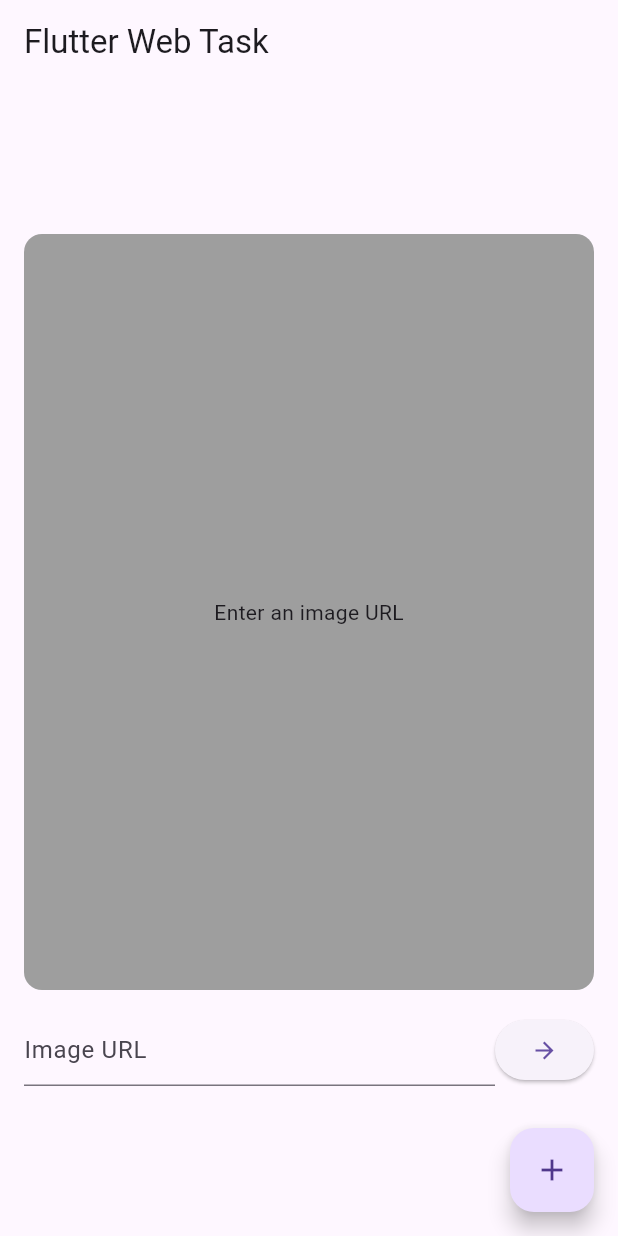
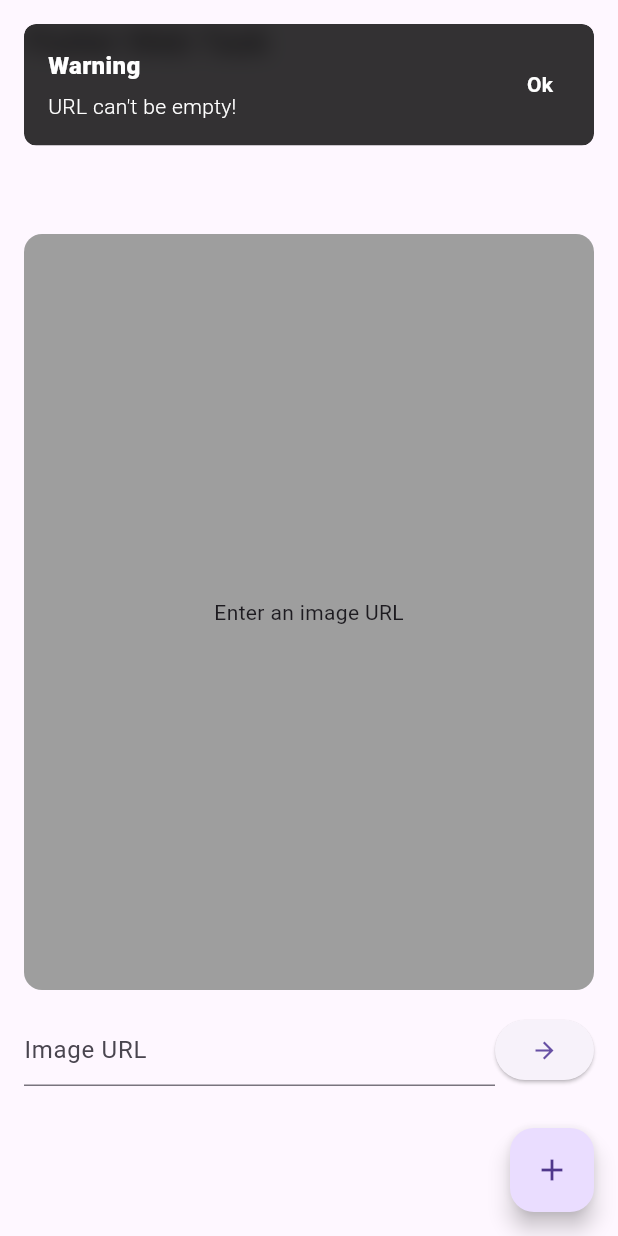
Before and after one commit to akshaymungalpara235/flutter-image-fullscreen.github.io, a Flutter app: the screen it shows after launch, after a tap on the "arrow forward" icon, on a phone screen of 412 x 824 dp. Run offline on Flutter 3.47's test engine with Material 3 defaults, Android fonts, the phone set to English and light mode, and no system bars; our stand-ins replace get; missing offline and left inert: dart:html, dart:ui_web.

```diff
--- a/lib/main.dart
+++ b/lib/main.dart
@@ -1,5 +1,6 @@
 import 'package:demo_project/presentation/home/home_page.dart';
 import 'package:flutter/material.dart';
+import 'package:get/get_navigation/src/root/get_material_app.dart';
 
 /// Entry point of the Flutter application.
 void main() {
@@ -13,7 +14,7 @@ class MyApp extends StatelessWidget {
 
   @override
   Widget build(BuildContext context) {
-    return MaterialApp(
+    return GetMaterialApp(
       title: 'Flutter Web Task', // Sets the application title
       debugShowCheckedModeBanner: false, // Hides the debug banner
       home: HomePage(), // Sets the initial screen to HomePage
--- a/lib/presentation/home/home_controller.dart
+++ b/lib/presentation/home/home_controller.dart
@@ -8,6 +8,10 @@ class HomeController extends GetxController {
 
   /// Observable variable to manage the state of the context menu.
   final RxBool isMenuOpen = false.obs;
+
+  /// Observable variable to manage the isImageLoading. By default it will be
+  /// false.
+  final RxBool isImageLoading = false.obs;
 
   /// Toggles the context menu visibility.
   void toggleContextMenu() => isMenuOpen.toggle();
@@ -21,4 +25,7 @@ class HomeController extends GetxController {
 
   /// Sets the provided URL to the imageUrl variable.
   void setImageUrl(String url) => imageUrl.value = url;
+
+  /// Set the isImageLoading based on the image state.
+  void setImageLoading(bool isLoading) => isImageLoading.value = isLoading;
 }
--- a/lib/presentation/home/home_page.dart
+++ b/lib/presentation/home/home_page.dart
@@ -1,4 +1,5 @@
-import 'dart:ui' as ui;
+import 'dart:async';
+import 'dart:ui_web' as ui;
 import 'dart:html' as html;
 import 'package:demo_project/presentation/home/home_controller.dart';
 import 'package:demo_project/utils/constants/app_strings.dart';
@@ -19,6 +20,9 @@ class HomePage extends StatelessWidget {
 
   /// Unique identifier for the image view.
   String imageViewId = '';
+
+  StreamSubscription<html.Event>? imageLoading;
+  StreamSubscription<html.Event>? imageLoadError;
 
   /// Toggles full-screen mode on and off.
   void toggleFullscreen() {
@@ -42,6 +46,17 @@ class HomePage extends StatelessWidget {
       ..style.height = '100%'
       ..style.borderRadius = '12px';
 
+    imageLoading = imageElement.onLoad.listen((event) {
+      _homeController.isImageLoading(false);
+      imageLoading?.cancel();
+    });
+
+    imageLoadError = imageElement.onError.listen((event) {
+      showAlert(AppStrings.pleaseEnterValidURL);
+      _resetImage();
+      imageLoadError?.cancel();
+    });
+
     // ignore: undefined_prefixed_name
     ui.platformViewRegistry
         .registerViewFactory(uniqueId, (int viewId) => imageElement);
@@ -49,8 +64,18 @@ class HomePage extends StatelessWidget {
     imageViewId = uniqueId;
   }
 
+  void _resetImage() {
+    urlController.text = AppStrings.emptyString;
+    _homeController.setImageUrl(urlController.text);
+  }
+
   /// Loads an image from the provided URL and registers it for display.
   void loadImage() {
+    if (urlController.text.isEmpty) {
+      showAlert(AppStrings.urlCantBeEmpty);
+      return;
+    }
+    _homeController.isImageLoading(true);
     _homeController.setImageUrl(urlController.text);
     registerImageView(_homeController.imageUrl.value);
   }
@@ -66,7 +91,7 @@ class HomePage extends StatelessWidget {
             Center(
               child: Padding(
                 padding:
-                const EdgeInsets.symmetric(vertical: 100, horizontal: 16),
+                    const EdgeInsets.symmetric(vertical: 100, horizontal: 16),
                 child: Column(
                   mainAxisSize: MainAxisSize.min,
                   children: [
@@ -113,10 +138,12 @@ class HomePage extends StatelessWidget {
               borderRadius: BorderRadius.circular(12),
             ),
             child: _homeController.imageUrl.isNotEmpty
-                ? HtmlElementView(viewType: imageViewId)
+                ? _homeController.isImageLoading.value
+                    ? const Center(child: CircularProgressIndicator())
+                    : HtmlElementView(viewType: imageViewId)
                 : const Center(
-              child: Text(AppStrings.enterAnImageUrl),
-            ),
+                    child: Text(AppStrings.enterAnImageUrl),
+                  ),
           ),
         ),
       ),
@@ -179,4 +206,28 @@ class HomePage extends StatelessWidget {
       ],
     );
   }
+
+  /// Alert mainly used to show the warnings and errors!
+  void showAlert(String content) {
+    Get.snackbar(
+      AppStrings.warning, // Title (optional)
+      content, // Message content
+      snackPosition: SnackPosition.TOP, // Show at the top
+      backgroundColor: Colors.black.withOpacity(0.8),
+      colorText: Colors.white,
+      margin: const EdgeInsets.all(16),
+      borderRadius: 8,
+      duration: const Duration(seconds: 3), // Auto-dismiss after 3 seconds
+      isDismissible: true, // Allow swipe to dismiss
+      mainButton: TextButton(
+        onPressed: () {
+          Get.back(); // Close the Snackbar
+        },
+        child: const Text(
+          AppStrings.ok,
+          style: TextStyle(color: Colors.white, fontWeight: FontWeight.bold),
+        ),
+      ),
+    );
+  }
 }
--- a/lib/utils/constants/app_strings.dart
+++ b/lib/utils/constants/app_strings.dart
@@ -1,8 +1,14 @@
 
 class AppStrings {
+  static const String emptyString = '';
   static const String flutterWebTask = 'Flutter Web Task';
   static const String enterAnImageUrl = 'Enter an image URL';
   static const String imageUrl = 'Image URL';
   static const String enterFullScreen = 'Enter Fullscreen';
   static const String exitFullScreen = 'Exit Fullscreen';
+  static const String urlCantBeEmpty = "URL can't be empty!";
+  static const String pleaseEnterValidURL = "Provided URL is not valid! Please Enter valid URL!";
+
+  static const String warning = 'Warning';
+  static const String ok = 'Ok';
 }
```
